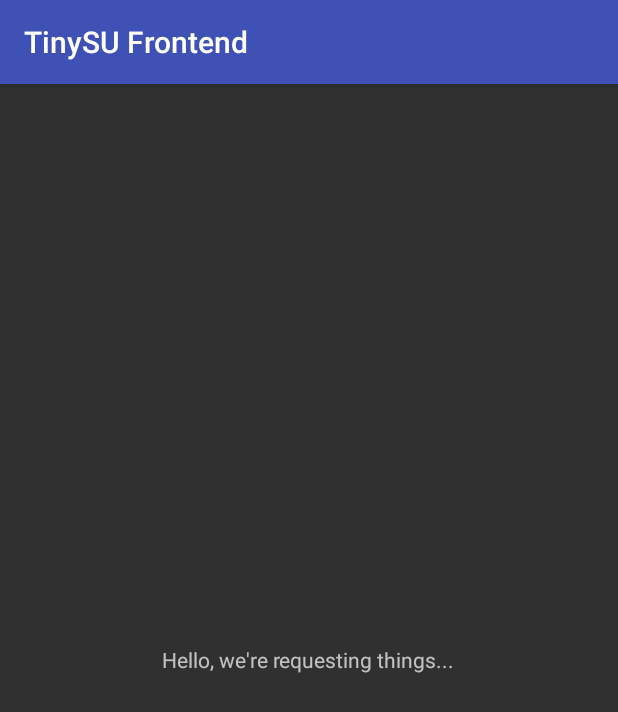
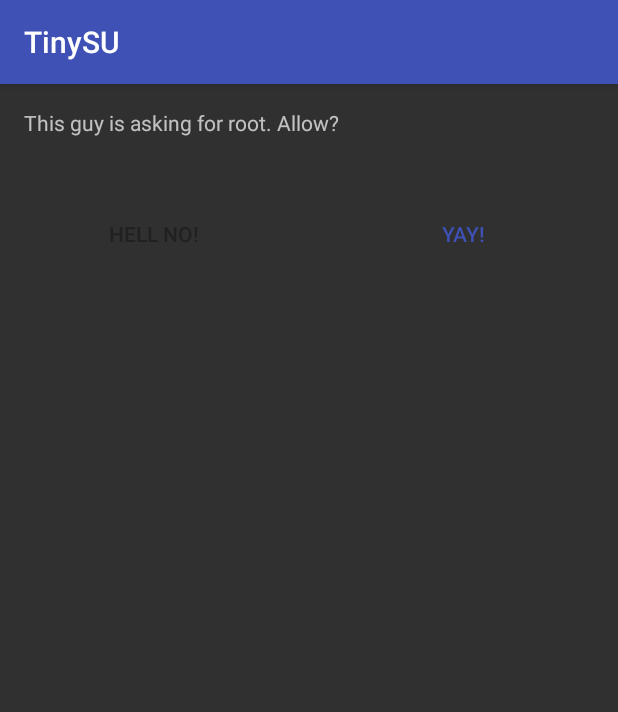
Before and after one commit to doixanh/TinySU, an Android app: the layout activity_request.xml on its own in the app's theme, with its tools: preview values and no code run, on a phone screen of 412 x 824 dp. Shown: the top 712 px of the screen. Run offline under Robolectric (Android 15) with nearby library versions, the phone set to English and light mode, and no system bars.

Commit message:
app: Cleanup unnecessary activity. Theme the request activity to look like a dialog. I should have done better, though.

```diff
--- a/src/app/TinySUFrontend/build.gradle
+++ b/src/app/TinySUFrontend/build.gradle
@@ -1,8 +1,8 @@
 apply plugin: 'com.android.application'
 
 android {
-    compileSdkVersion 25
-    buildToolsVersion "26.0.0"
+    compileSdkVersion 26
+    buildToolsVersion "26.0.1"
     defaultConfig {
         applicationId "com.doixanh.tinysu"
         minSdkVersion 21
--- a/src/app/TinySUFrontend/src/main/AndroidManifest.xml
+++ b/src/app/TinySUFrontend/src/main/AndroidManifest.xml
@@ -18,8 +18,8 @@
                 <category android:name="android.intent.category.LAUNCHER" />
             </intent-filter>
         </activity>
-        <activity android:name=".RequestActivity" />
-        <activity android:name=".RequestPopupActivity"></activity>
+        <activity android:name=".RequestActivity"
+            android:theme="@android:style/Theme.Material.Light.Dialog"/>
     </application>
 
 </manifest>
--- a/src/app/TinySUFrontend/src/main/res/layout/activity_request.xml
+++ b/src/app/TinySUFrontend/src/main/res/layout/activity_request.xml
@@ -1,13 +1,45 @@
 <?xml version="1.0" encoding="utf-8"?>
-<RelativeLayout xmlns:android="http://schemas.android.com/apk/res/android"
+<LinearLayout xmlns:android="http://schemas.android.com/apk/res/android"
     android:layout_width="match_parent"
-    android:layout_height="match_parent">
+    android:layout_height="wrap_content"
+    android:gravity="center"
+    android:minHeight="100dip"
+    android:orientation="vertical">
+
+    <TextView
+        android:layout_width="match_parent"
+        android:layout_height="wrap_content"
+        android:layout_margin="@dimen/margin"
+        android:text="@string/request"
+        android:textAppearance="@android:style/TextAppearance.Material.Small" />
 
     <TextView
         android:id="@+id/uid"
+        android:gravity="center"
         android:layout_width="wrap_content"
         android:layout_height="wrap_content"
-        android:layout_centerHorizontal="true"
-        android:layout_centerVertical="true"
-        android:text="Hello, we're requesting things..." />
-</RelativeLayout>
+        android:textAppearance="@android:style/TextAppearance.Material.Medium" />
+
+    <LinearLayout
+        style="?android:attr/buttonBarStyle"
+        android:layout_width="match_parent"
+        android:layout_height="wrap_content"
+        android:orientation="horizontal">
+
+        <Button
+            style="?android:attr/buttonBarButtonStyle"
+            android:layout_width="0dip"
+            android:layout_height="@dimen/button"
+            android:layout_weight="1"
+            android:text="@string/no"
+            android:textColor="@color/primary_text" />
+
+        <Button
+            style="?android:attr/buttonBarButtonStyle"
+            android:layout_width="0dip"
+            android:layout_height="@dimen/button"
+            android:layout_weight="1"
+            android:text="@string/yes"
+            android:textColor="@color/primary" />
+    </LinearLayout>
+</LinearLayout>
--- /dev/null
+++ b/src/app/TinySUFrontend/src/main/res/values/dimens.xml
@@ -0,0 +1,5 @@
+<?xml version="1.0" encoding="utf-8"?>
+<resources>
+    <dimen name="margin">16dip</dimen>
+    <dimen name="button">48dip</dimen>
+</resources>
--- a/src/app/TinySUFrontend/src/main/res/values/strings.xml
+++ b/src/app/TinySUFrontend/src/main/res/values/strings.xml
@@ -1,3 +1,6 @@
 <resources>
-    <string name="app_name">TinySU Frontend</string>
+    <string name="app_name">TinySU</string>
+    <string name="request">This guy is asking for root. Allow?</string>
+    <string name="yes">Yay!</string>
+    <string name="no">Hell no!</string>
 </resources>
--- a/src/app/TinySUFrontend/src/main/res/values/styles.xml
+++ b/src/app/TinySUFrontend/src/main/res/values/styles.xml
@@ -5,4 +5,9 @@
         <item name="android:colorPrimaryDark">@color/primary_dark</item>
         <item name="android:colorAccent">@color/accent</item>
     </style>
+    <style name="AppDialogTheme" parent="android:Theme.Material.Light.Dialog">
+        <item name="android:colorPrimary">@color/primary</item>
+        <item name="android:colorPrimaryDark">@color/primary_dark</item>
+        <item name="android:colorAccent">@color/accent</item>
+    </style>
 </resources>
```
Also changed, not shown: src/app/TinySUFrontend/src/main/java/com/doixanh/tinysu/RequestActivity.java (+11 -1 lines), src/app/TinySUFrontend/src/main/java/com/doixanh/tinysu/RequestPopupActivity.java (deleted, +0 -15 lines), src/app/TinySUFrontend/src/main/res/layout/activity_request_popup.xml (deleted, +0 -13 lines).
